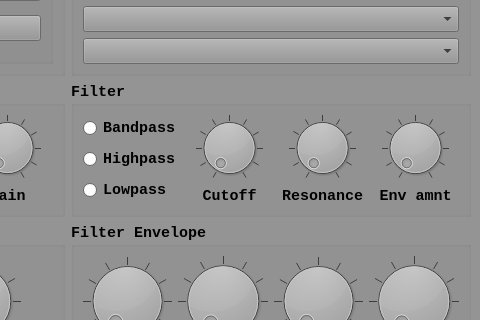
This is src/mainwindow.ui in rluedek/qt-port-synth as Qt 5 draws it before an edit; both pictures show x 449 to 929 and y 137 to 457 of the 929 by 551 pixel window. The edited form follows.
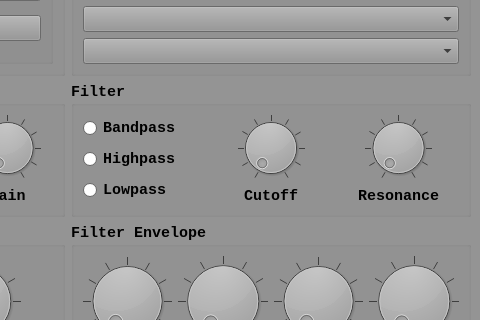
This is the edited form.

Commit message: Removed unused envelope amount knob from ui

The edit to the form file:
```diff
--- a/src/mainwindow.ui
+++ b/src/mainwindow.ui
@@ -556,30 +556,6 @@
          </item>
         </layout>
        </item>
-       <item>
-        <layout class="QVBoxLayout" name="EnvAmntHorizontalLayout">
-         <item>
-          <widget class="QDial" name="dial_17">
-           <property name="notchTarget">
-            <double>10.000000000000000</double>
-           </property>
-           <property name="notchesVisible">
-            <bool>true</bool>
-           </property>
-          </widget>
-         </item>
-         <item>
-          <widget class="QLabel" name="label_17">
-           <property name="text">
-            <string>Env amnt</string>
-           </property>
-           <property name="alignment">
-            <set>Qt::AlignCenter</set>
-           </property>
-          </widget>
-         </item>
-        </layout>
-       </item>
       </layout>
      </widget>
     </item>
```
The commit also changes 1 other file.
